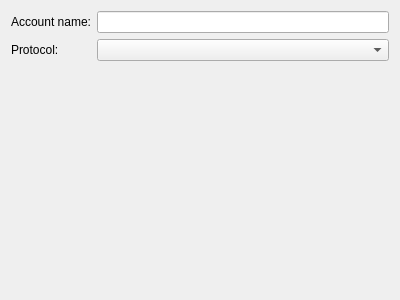
0xd34df00d/leechcraft, file src/plugins/azoth/addaccountwizardfirstpage.ui: the form before one commit.
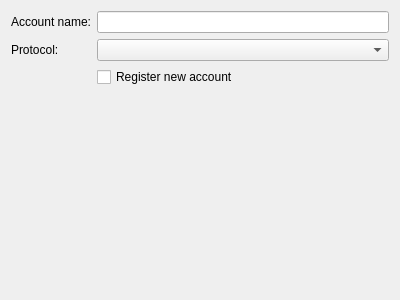
The form after the commit.

Commit message: Azoth: suggest registering new account.

What changed in the file:
```diff
--- a/src/plugins/azoth/addaccountwizardfirstpage.ui
+++ b/src/plugins/azoth/addaccountwizardfirstpage.ui
@@ -47,6 +47,13 @@
      </property>
     </widget>
    </item>
+   <item row="2" column="1">
+    <widget class="QCheckBox" name="RegisterAccount_">
+     <property name="text">
+      <string>Register new account</string>
+     </property>
+    </widget>
+   </item>
   </layout>
  </widget>
  <resources/>
```
The commit also changes 1 other file.
